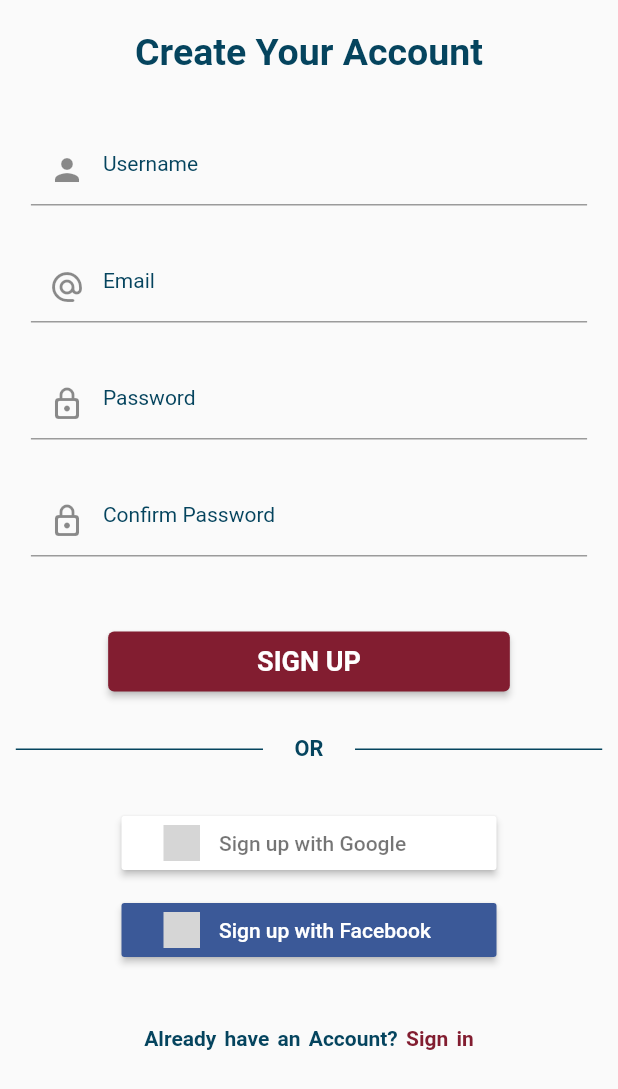
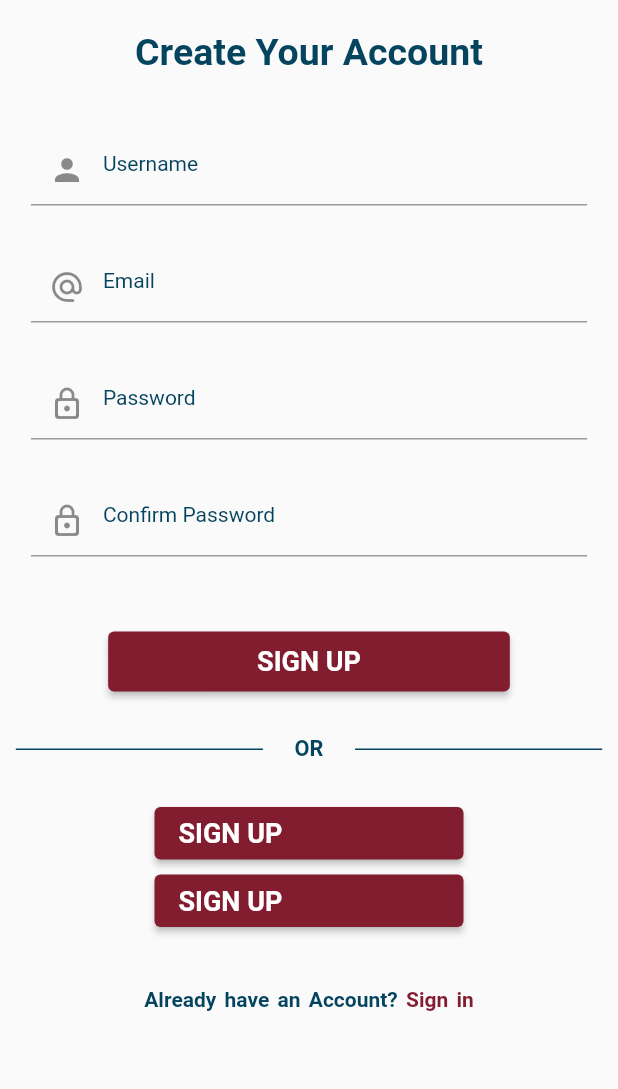
Before and after one commit to ahmadshakir21/COVID-19, a Flutter app: the AuthenticationSignUp screen opened directly with empty values, on a phone screen of 412 x 824 dp. Shown: the top 1089 px of the screen. Run offline on Flutter 3.47's test engine with Material 2 defaults, Android fonts, the phone set to English and light mode, and no system bars; our stand-ins replace cached_network_image, email_validator, firebase_auth, firebase_core, flutter_signin_button, google_fonts and 2 more; accounts and stored records are empty; network calls fail; Roboto replaces fonts that are missing (Amiko); grey boxes are pictures that could not be loaded.

```diff
--- a/lib/views/authentication/auth.dart
+++ b/lib/views/authentication/auth.dart
@@ -1,7 +1,10 @@
 import 'package:firebase_auth/firebase_auth.dart';
+import 'package:flutter/material.dart';
+import 'package:google_sign_in/google_sign_in.dart';
 
 class Auth {
   final FirebaseAuth firebaseAuth = FirebaseAuth.instance;
+  User? user;
   User? get currentUser => firebaseAuth.currentUser;
   Stream<User?> get authStateChange => firebaseAuth.authStateChanges();
 
--- a/lib/views/authentication/auth_sign_in.dart
+++ b/lib/views/authentication/auth_sign_in.dart
@@ -4,6 +4,7 @@ import 'package:firebase_auth/firebase_auth.dart';
 import 'package:flutter/gestures.dart';
 import 'package:flutter/material.dart';
 import 'package:flutter_signin_button/flutter_signin_button.dart';
+import 'package:google_sign_in/google_sign_in.dart';
 
 class AuthenticationSignIn extends StatefulWidget {
   const AuthenticationSignIn({Key? key, required this.onClickedSignUp})
@@ -215,7 +216,9 @@ class _AuthenticationSignInState extends State<AuthenticationSignIn> {
               Center(
                   child: SignInButton(Buttons.Google,
                       padding: const EdgeInsets.symmetric(horizontal: 15),
-                      onPressed: () {})),
+                      onPressed: () {
+                // Auth().signInWithGoogle(context: context);
+              })),
               const SizedBox(
                 height: 10,
               ),
--- a/lib/views/authentication/auth_sign_up.dart
+++ b/lib/views/authentication/auth_sign_up.dart
@@ -216,18 +216,50 @@ class _AuthenticationSignUpState extends State<AuthenticationSignUp> {
               height: 30,
             ),
             Center(
-                child: SignInButton(Buttons.Google,
-                    text: "Sign up with Google",
-                    padding: const EdgeInsets.symmetric(horizontal: 15),
-                    onPressed: () {})),
+              child: Container(
+                width: MediaQuery.of(context).size.width * 0.50,
+                height: 35,
+                child: ElevatedButton(
+                  onPressed: createUserWithEmailAndPassword,
+                  style: ElevatedButton.styleFrom(
+                    primary: const Color(0xFF821D30),
+                  ),
+                  child: Row(children: [
+                    Text(
+                      "SIGN UP",
+                      style: Theme.of(context)
+                          .textTheme
+                          .headline1!
+                          .copyWith(color: Colors.white),
+                    ),
+                  ]),
+                ),
+              ),
+            ),
             const SizedBox(
               height: 10,
             ),
             Center(
-                child: SignInButton(Buttons.Facebook,
-                    text: "Sign up with Facebook",
-                    padding: const EdgeInsets.symmetric(horizontal: 15),
-                    onPressed: () {})),
+              child: Container(
+                width: MediaQuery.of(context).size.width * 0.50,
+                height: 35,
+                child: ElevatedButton(
+                  onPressed: createUserWithEmailAndPassword,
+                  style: ElevatedButton.styleFrom(
+                    primary: const Color(0xFF821D30),
+                  ),
+                  child: Row(children: [
+                    Text(
+                      "SIGN UP",
+                      style: Theme.of(context)
+                          .textTheme
+                          .headline1!
+                          .copyWith(color: Colors.white),
+                    ),
+                  ]),
+                ),
+              ),
+            ),
             const SizedBox(
               height: 40,
             ),
--- a/pubspec.yaml
+++ b/pubspec.yaml
@@ -45,6 +45,7 @@ dependencies:
   email_validator: ^2.1.17
   google_sign_in: ^5.4.2
   get: ^4.6.5
+  font_awesome_flutter: ^9.2.0
 
 dev_dependencies:
   flutter_test:
```
Also changed, not shown: pubspec.lock, 2 other files.
